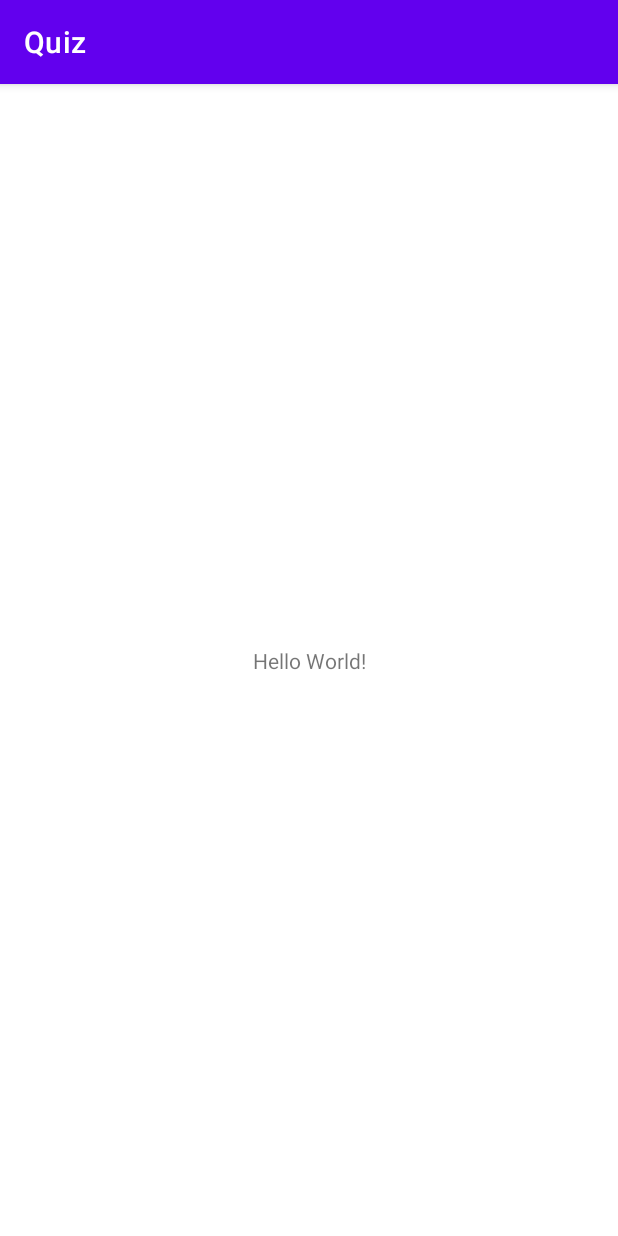
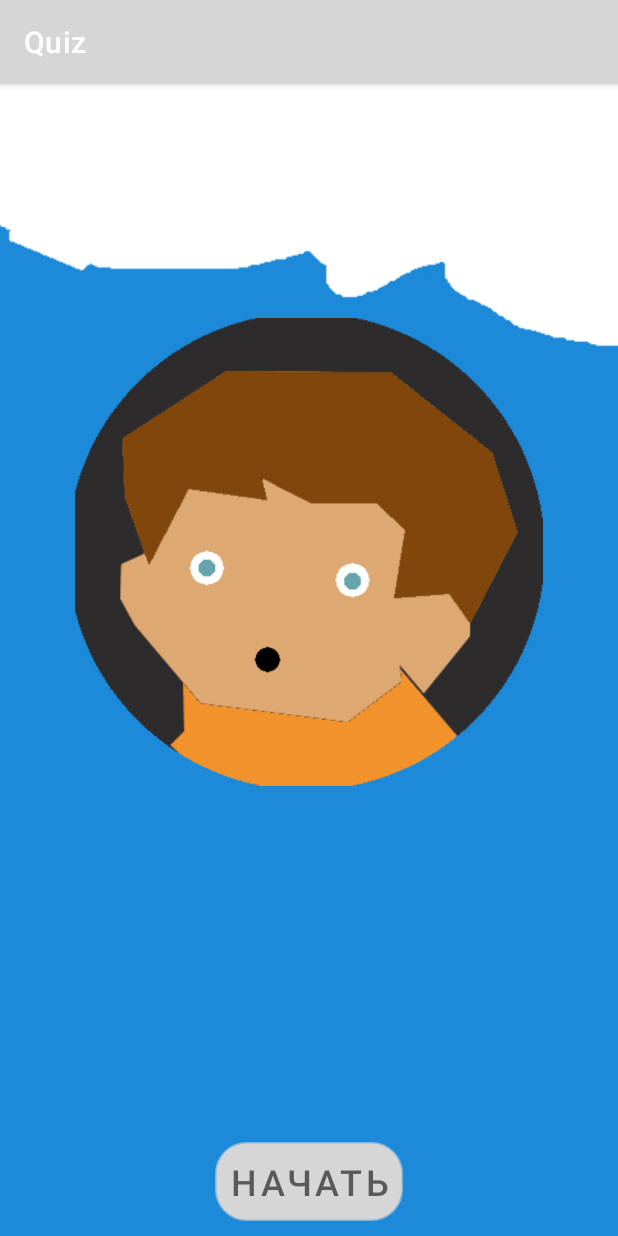
Before and after one commit to MaksymKostiuk/Quiz, an Android app: the screen it shows after launch (MainActivity), on a phone screen of 412 x 824 dp. Run offline under Robolectric (Android 15) with nearby library versions, the phone set to English and light mode, and no system bars.

Commit message:
Added Main screen

```diff
--- a/app/src/main/AndroidManifest.xml
+++ b/app/src/main/AndroidManifest.xml
@@ -11,6 +11,7 @@
         android:theme="@style/Theme.Quiz">
         <activity
             android:name=".MainActivity"
+            android:screenOrientation="portrait"
             android:exported="true">
             <intent-filter>
                 <action android:name="android.intent.action.MAIN" />
--- a/app/src/main/java/kost/max/quiz/MainActivity.java
+++ b/app/src/main/java/kost/max/quiz/MainActivity.java
@@ -3,6 +3,8 @@
 import androidx.appcompat.app.AppCompatActivity;
 
 import android.os.Bundle;
+import android.view.Window;
+import android.view.WindowManager;
 
 public class MainActivity extends AppCompatActivity {
 
@@ -10,5 +12,8 @@
     protected void onCreate(Bundle savedInstanceState) {
         super.onCreate(savedInstanceState);
         setContentView(R.layout.activity_main);
+
+        Window w = getWindow();
+        w.setFlags(WindowManager.LayoutParams.FLAG_FULLSCREEN,WindowManager.LayoutParams.FLAG_FULLSCREEN);
     }
 }
--- /dev/null
+++ b/app/src/main/res/drawable/button_stroke_black95_press_white.xml
@@ -0,0 +1,5 @@
+<?xml version="1.0" encoding="utf-8"?>
+<selector xmlns:android="http://schemas.android.com/apk/res/android">
+    <item android:state_pressed="false" android:drawable="@drawable/style_btn_stroke_black95"></item>
+    <item android:state_pressed="true" android:drawable="@drawable/style_btn_stroke_black95_press_white"></item>
+</selector>
--- /dev/null
+++ b/app/src/main/res/drawable/style_btn_stroke_black95.xml
@@ -0,0 +1,5 @@
+<?xml version="1.0" encoding="utf-8"?>
+<shape xmlns:android="http://schemas.android.com/apk/res/android">
+    <stroke android:width="2dp" android:color="@color/black95"/>
+    <corners android:radius="20dp"></corners>
+</shape>
--- /dev/null
+++ b/app/src/main/res/drawable/style_btn_stroke_black95_press_white.xml
@@ -0,0 +1,6 @@
+<?xml version="1.0" encoding="utf-8"?>
+<shape xmlns:android="http://schemas.android.com/apk/res/android">
+    <stroke android:width="2dp" android:color="@color/black95"/>
+    <corners android:radius="20dp"></corners>
+    <solid android:color="@color/white"></solid>
+</shape>
--- a/app/src/main/res/layout/activity_main.xml
+++ b/app/src/main/res/layout/activity_main.xml
@@ -1,18 +1,48 @@
 <?xml version="1.0" encoding="utf-8"?>
-<androidx.constraintlayout.widget.ConstraintLayout xmlns:android="http://schemas.android.com/apk/res/android"
+<RelativeLayout xmlns:android="http://schemas.android.com/apk/res/android"
     xmlns:app="http://schemas.android.com/apk/res-auto"
     xmlns:tools="http://schemas.android.com/tools"
     android:layout_width="match_parent"
     android:layout_height="match_parent"
     tools:context=".MainActivity">
 
-    <TextView
+    <ImageView
+        android:id="@+id/main_background"
+        android:layout_width="match_parent"
+        android:layout_height="match_parent"
+        android:scaleType="centerCrop"
+        android:src="@drawable/main_background" />
+
+    <ImageView
+        android:id="@+id/main_img_boy"
         android:layout_width="wrap_content"
         android:layout_height="wrap_content"
-        android:text="Hello World!"
-        app:layout_constraintBottom_toBottomOf="parent"
-        app:layout_constraintLeft_toLeftOf="parent"
-        app:layout_constraintRight_toRightOf="parent"
-        app:layout_constraintTop_toTopOf="parent" />
+        android:layout_centerHorizontal="true"
+        android:layout_marginStart="50dp"
+        android:layout_marginTop="100dp"
+        android:layout_marginEnd="50dp"
+        android:layout_marginBottom="200dp"
+        android:src="@drawable/main_img_boy" />
 
-</androidx.constraintlayout.widget.ConstraintLayout>
+    <LinearLayout
+        android:id="@+id/startLayout"
+        android:layout_width="wrap_content"
+        android:layout_height="wrap_content"
+        android:layout_alignParentBottom="true"
+        android:layout_centerHorizontal="true"
+        android:padding="10dp"
+        android:orientation="horizontal">
+
+        <Button
+            android:id="@+id/buttonStart2"
+            android:layout_width="wrap_content"
+            android:layout_height="wrap_content"
+            android:background="@drawable/button_stroke_black95_press_white"
+            android:layout_weight="1"
+            android:text="@string/start"
+            android:paddingLeft="10dp"
+            android:paddingRight="10dp"
+            android:textColor="@color/black95"
+            android:textSize="24sp" />
+    </LinearLayout>
+</RelativeLayout>
--- a/app/src/main/res/values/colors.xml
+++ b/app/src/main/res/values/colors.xml
@@ -1,10 +1,8 @@
 <?xml version="1.0" encoding="utf-8"?>
 <resources>
-    <color name="purple_200">#FFBB86FC</color>
-    <color name="purple_500">#FF6200EE</color>
-    <color name="purple_700">#FF3700B3</color>
-    <color name="teal_200">#FF03DAC5</color>
-    <color name="teal_700">#FF018786</color>
-    <color name="black">#FF000000</color>
-    <color name="white">#FFFFFFFF</color>
+    <color name="black95">#95000000</color>
+    <color name="white">#FFFFFF</color>
+    <color name="colorPrimary">#008577</color>
+    <color name="colorPrimaryDark">#00574B</color>
+    <color name="colorAccent">#D81B60</color>
 </resources>
--- a/app/src/main/res/values/strings.xml
+++ b/app/src/main/res/values/strings.xml
@@ -1,3 +1,4 @@
 <resources>
     <string name="app_name">Quiz</string>
+    <string name="start">Начать</string>
 </resources>
--- /dev/null
+++ b/app/src/main/res/values/styles.xml
@@ -0,0 +1,6 @@
+<?xml version="1.0" encoding="utf-8"?>
+<resources>
+    <style name="Quiz" parent="Theme.AppCompat.NoActionBar">
+
+    </style>
+</resources>
```
Also changed, not shown: app/src/main/res/drawable/main_background.jpg (added), app/src/main/res/drawable/main_img_boy.png (added).
